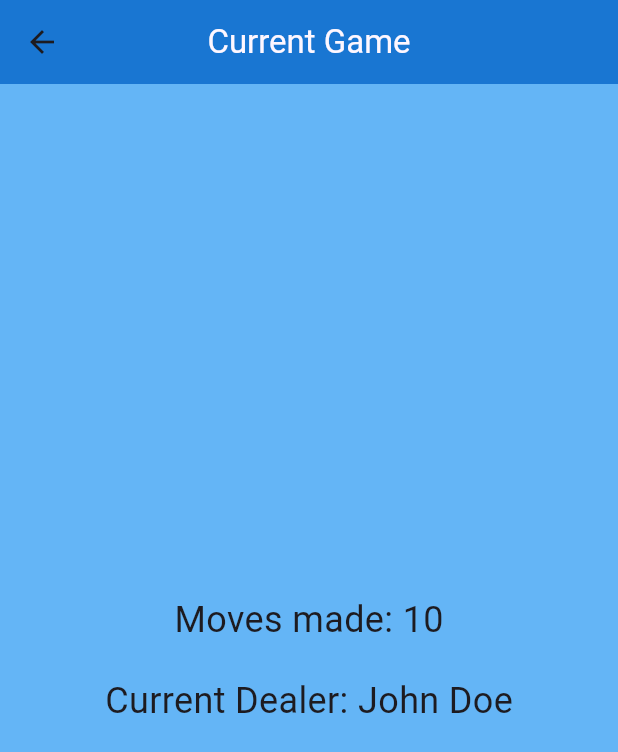
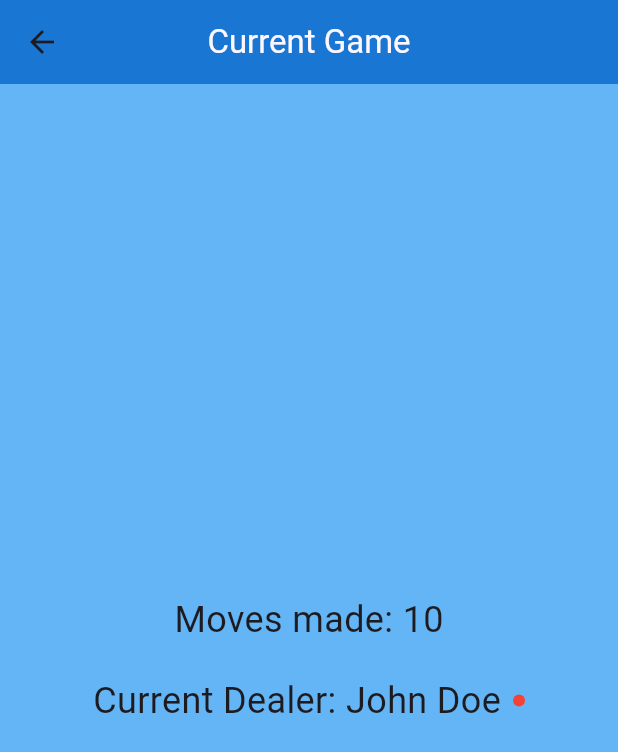
Before and after one commit to mezgoodle/UnoCounter, a Flutter app: the CurrentGamePage screen opened by its route, on a phone screen of 412 x 824 dp. Shown: the top 752 px of the screen. Run offline on Flutter 3.47's test engine with Material 3 defaults, Android fonts, the phone set to English and light mode, and no system bars; our stand-ins replace cloud_firestore, firebase_core; accounts and stored records are empty.

Commit message:
Show red indicator near the player(current dealer)

```diff
--- a/lib/models/player.dart
+++ b/lib/models/player.dart
@@ -7,12 +7,14 @@ class PlayerSerializer {
   String name;
   int winnableGames;
   bool selected;
+  bool isDealer;
 
   PlayerSerializer({
     this.id,
     required this.name,
     required this.winnableGames,
     this.selected = false,
+    this.isDealer = false,
   });
 
   Map<String, dynamic> toMap() {
--- a/lib/pages/current_game.dart
+++ b/lib/pages/current_game.dart
@@ -23,9 +23,23 @@ class CurrentGamePage extends StatelessWidget {
               style: const TextStyle(fontSize: 24),
             ),
             const SizedBox(height: 20),
-            Text(
-              'Current Dealer: ${currentDealer.name}',
-              style: const TextStyle(fontSize: 24),
+            Row(
+              mainAxisSize: MainAxisSize.min,
+              children: [
+                Text(
+                  'Current Dealer: ${currentDealer.name}',
+                  style: const TextStyle(fontSize: 24),
+                ),
+                const SizedBox(width: 8),
+                Container(
+                  width: 8,
+                  height: 8,
+                  decoration: BoxDecoration(
+                    shape: BoxShape.circle,
+                    color: Colors.red,
+                  ),
+                )
+              ],
             ),
           ],
         ),
```
Also changed, not shown: 1 other file.
